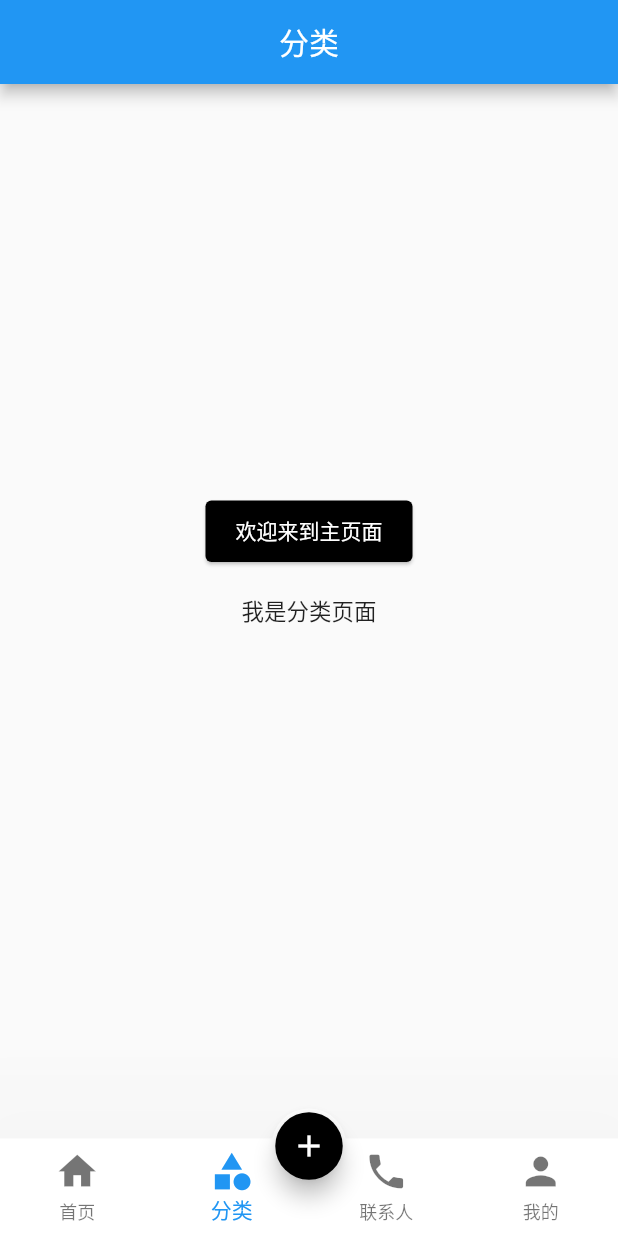
After one commit to hujuny/flutter_login, a Flutter app: the TabsPage screen opened directly, item 2 of the bottom bar chosen, after a tap on the "add" icon, on a phone screen of 412 x 824 dp. The commit adds this screen. Run offline on Flutter 3.47's test engine with Material 2 defaults, Android fonts, the phone set to English and light mode, and no system bars; missing offline and left inert: dart:ffi.

Commit message:
底部导航栏搭建

```diff
--- /dev/null
+++ b/lib/home/tabs/categories_page.dart
@@ -0,0 +1,14 @@
+import 'package:flutter/material.dart';
+
+class CategoriesPage extends StatefulWidget {
+  CategoriesPageState createState() => CategoriesPageState();
+}
+
+class CategoriesPageState extends State<CategoriesPage> {
+  @override
+  Widget build(BuildContext context) {
+    return Center(
+      child: Text('我是分类页面'),
+    );
+  }
+}
--- /dev/null
+++ b/lib/home/tabs/homes_page.dart
@@ -0,0 +1,14 @@
+import 'package:flutter/material.dart';
+
+class HomesPage extends StatefulWidget {
+  HomesPageState createState() => HomesPageState();
+}
+
+class HomesPageState extends State<HomesPage> {
+  @override
+  Widget build(BuildContext context) {
+    return Center(
+      child: Text('我是主页面'),
+    );
+  }
+}
--- /dev/null
+++ b/lib/home/tabs_page.dart
@@ -0,0 +1,83 @@
+import 'package:flutter/material.dart';
+import 'package:flutter_login/home/tabs/categories_page.dart';
+import 'package:flutter_login/home/tabs/contacts_page.dart';
+import 'package:flutter_login/home/tabs/homes_page.dart';
+import 'package:flutter_login/home/tabs/my_page.dart';
+import 'package:flutter_login/utils/toast.dart';
+
+class TabsPage extends StatefulWidget {
+  final int index;
+
+  const TabsPage({Key key, this.index=0}) : super(key: key);
+
+  @override
+  TabsPageState createState() => TabsPageState(this.index);
+}
+
+class TabsPageState extends State<TabsPage> {
+  TabsPageState(index) {
+    this.num = index;
+  }
+
+  int num = 0;
+
+  List pageList = [HomesPage(), CategoriesPage(), ContactsPage(), MyPage()];
+
+  List pageTextList = [
+    Text('首页'),
+    Text('分类'),
+    Text('联系人'),
+    Text('我的'),
+  ];
+
+  @override
+  Widget build(BuildContext context) {
+    return Scaffold(
+      appBar: AppBar(
+        centerTitle: true,
+        title: pageTextList[this.num],
+      ),
+      floatingActionButton: Container(
+        width: 50,
+        height: 50,
+        padding: EdgeInsets.all(2.5),
+        margin: EdgeInsets.only(top: 10),
+        decoration: BoxDecoration(
+            borderRadius: BorderRadius.circular(60), color: Colors.white),
+        child: FloatingActionButton(
+          backgroundColor: Colors.black,
+          child: Icon(Icons.add),
+          onPressed: () {
+            Toast.toast(context,msg: "欢迎来到主页面");
+          },
+        ),
+      ),
+        floatingActionButtonLocation: FloatingActionButtonLocation.centerDocked,
+      body: pageList[this.num],
+      bottomNavigationBar: BottomNavigationBar(
+        currentIndex: this.num,
+        onTap: (index) {
+          this.num = index;
+          setState(() {});
+        },
+        elevation: 100.0,
+        type: BottomNavigationBarType.fixed,
+
+        /// 配置三个以上需要使用iconSize
+        iconSize: 30,
+        fixedColor: Colors.blue,
+        backgroundColor: Colors.white,
+        items: [
+          BottomNavigationBarItem(
+              icon: Icon(Icons.home), title: pageTextList[0]),
+          BottomNavigationBarItem(
+              icon: Icon(Icons.category), title: pageTextList[1]),
+          BottomNavigationBarItem(
+              icon: Icon(Icons.phone), title: pageTextList[2]),
+          BottomNavigationBarItem(
+              icon: Icon(Icons.person), title: pageTextList[3])
+        ],
+      ),
+    );
+  }
+}
```
Also changed, not shown: lib/home/home_page.dart (+3 -9 lines), lib/home/tabs/contacts_page.dart (added, +14 -0 lines), lib/home/tabs/my_page.dart (added, +14 -0 lines).
